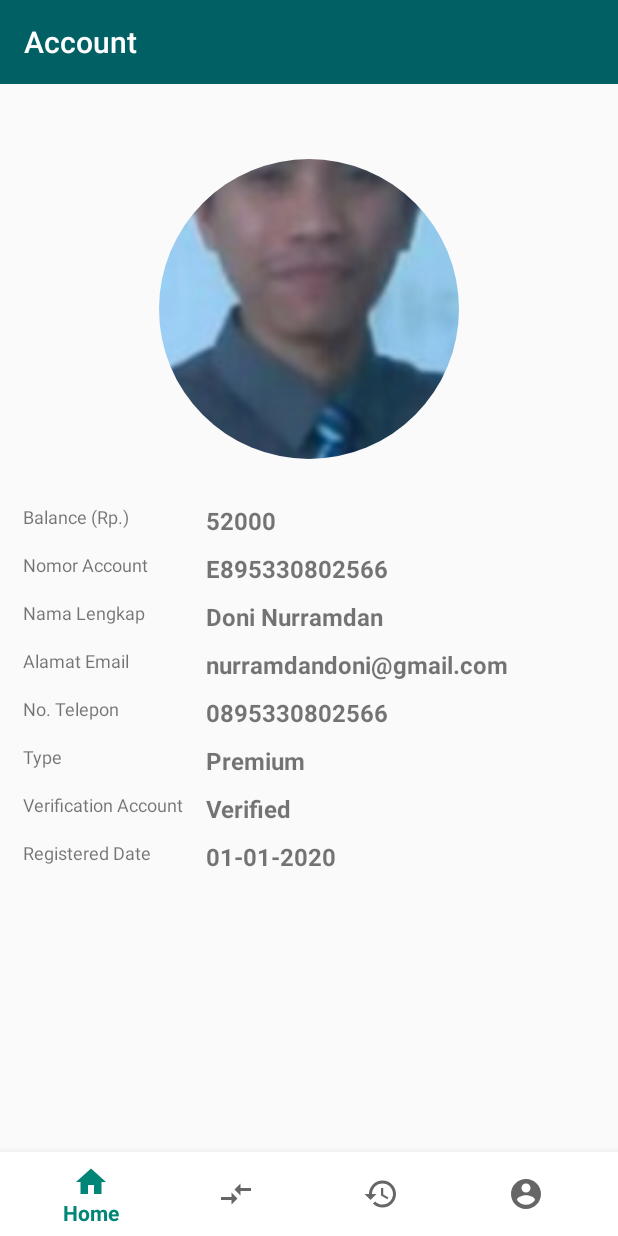
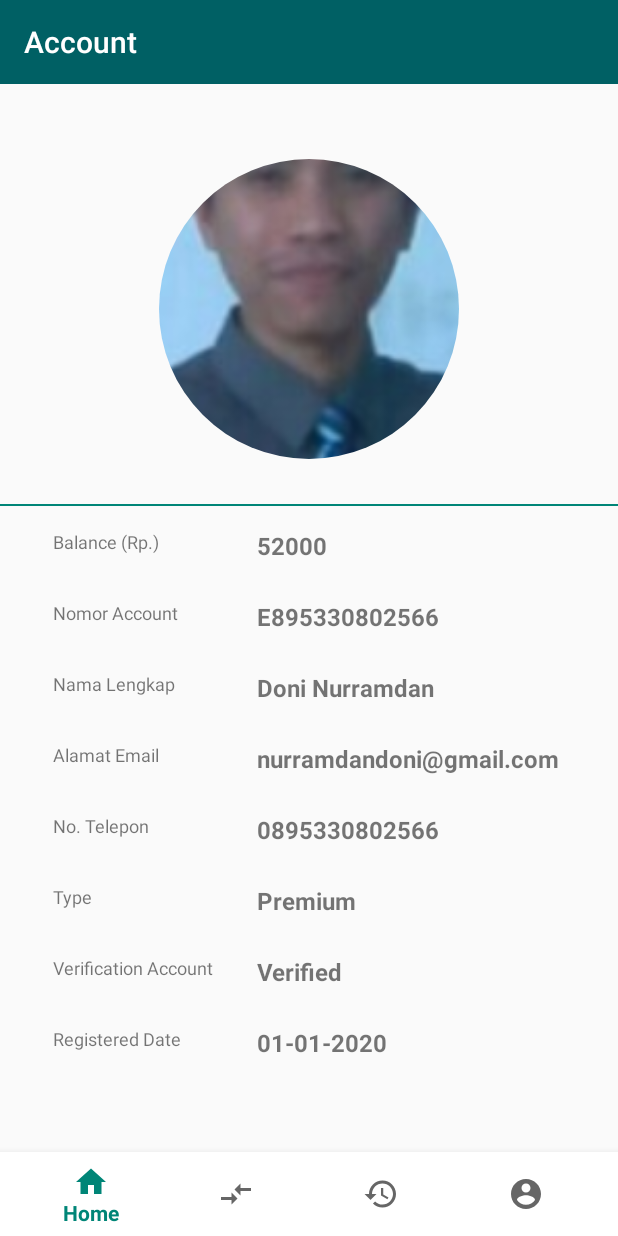
Before and after one commit to nurramdandoni/e-Payment, an Android app: the fragment AccountFragment placed in its activity, on a phone screen of 412 x 824 dp. Run offline under Robolectric (Android 15) with nearby library versions, the phone set to English and light mode, and no system bars; our stand-ins replace CircleImageView.

Commit message:
add separator

```diff
--- a/app/src/main/res/layout/fragment_account.xml
+++ b/app/src/main/res/layout/fragment_account.xml
@@ -37,29 +37,35 @@
 
     </LinearLayout>
 
+    <View
+        android:layout_width="match_parent"
+        android:layout_height="1dp"
+        android:background="@color/colorPrimary"/>
+
     <LinearLayout
         android:id="@+id/informasi_user"
         android:layout_width="match_parent"
         android:layout_height="wrap_content"
         android:orientation="horizontal"
         android:weightSum="6"
-        android:paddingBottom="10dp">
+        android:paddingBottom="10dp"
+        android:paddingTop="15dp">
         <LinearLayout
             android:layout_width="0dp"
             android:layout_height="match_parent"
-            android:layout_weight="2"
+            android:layout_weight="2.5"
             android:orientation="horizontal">
             <TextView
                 android:layout_width="match_parent"
                 android:layout_height="wrap_content"
                 android:text="Balance (Rp.)"
                 android:textSize="12sp"
-                android:paddingLeft="15dp"/>
+                android:paddingLeft="35dp"/>
         </LinearLayout>
         <LinearLayout
             android:layout_width="0dp"
             android:layout_height="match_parent"
-            android:layout_weight="4"
+            android:layout_weight="3.5"
             android:orientation="horizontal">
             <TextView
                 android:id="@+id/balance_user"
@@ -79,23 +85,24 @@
         android:layout_height="wrap_content"
         android:orientation="horizontal"
         android:weightSum="6"
-        android:paddingBottom="10dp">
+        android:paddingBottom="10dp"
+        android:paddingTop="15dp">
         <LinearLayout
             android:layout_width="0dp"
             android:layout_height="match_parent"
-            android:layout_weight="2"
+            android:layout_weight="2.5"
             android:orientation="horizontal">
             <TextView
                 android:layout_width="match_parent"
                 android:layout_height="wrap_content"
                 android:text="Nomor Account"
                 android:textSize="12sp"
-                android:paddingLeft="15dp"/>
+                android:paddingLeft="35dp"/>
         </LinearLayout>
         <LinearLayout
             android:layout_width="0dp"
             android:layout_height="match_parent"
-            android:layout_weight="4"
+            android:layout_weight="3.5"
             android:orientation="horizontal">
             <TextView
                 android:id="@+id/no_account_user"
@@ -115,23 +122,24 @@
         android:layout_height="wrap_content"
         android:orientation="horizontal"
         android:weightSum="6"
-        android:paddingBottom="10dp">
+        android:paddingBottom="10dp"
+        android:paddingTop="15dp">
         <LinearLayout
             android:layout_width="0dp"
             android:layout_height="match_parent"
-            android:layout_weight="2"
+            android:layout_weight="2.5"
             android:orientation="horizontal">
             <TextView
                 android:layout_width="match_parent"
                 android:layout_height="wrap_content"
                 android:text="Nama Lengkap"
                 android:textSize="12sp"
-                android:paddingLeft="15dp"/>
+                android:paddingLeft="35dp"/>
         </LinearLayout>
         <LinearLayout
             android:layout_width="0dp"
             android:layout_height="match_parent"
-            android:layout_weight="4"
+            android:layout_weight="3.5"
             android:orientation="horizontal">
             <TextView
                 android:id="@+id/nama_user"
@@ -151,23 +159,24 @@
         android:layout_height="wrap_content"
         android:orientation="horizontal"
         android:weightSum="6"
-        android:paddingBottom="10dp">
+        android:paddingBottom="10dp"
+        android:paddingTop="15dp">
         <LinearLayout
             android:layout_width="0dp"
             android:layout_height="match_parent"
-            android:layout_weight="2"
+            android:layout_weight="2.5"
             android:orientation="horizontal">
             <TextView
                 android:layout_width="match_parent"
                 android:layout_height="wrap_content"
                 android:text="Alamat Email"
                 android:textSize="12sp"
-                android:paddingLeft="15dp"/>
+                android:paddingLeft="35dp"/>
         </LinearLayout>
         <LinearLayout
             android:layout_width="0dp"
             android:layout_height="match_parent"
-            android:layout_weight="4"
+            android:layout_weight="3.5"
             android:orientation="horizontal">
             <TextView
                 android:id="@+id/email_user"
@@ -187,23 +196,24 @@
         android:layout_height="wrap_content"
         android:orientation="horizontal"
         android:weightSum="6"
-        android:paddingBottom="10dp">
+        android:paddingBottom="10dp"
+        android:paddingTop="15dp">
         <LinearLayout
             android:layout_width="0dp"
             android:layout_height="match_parent"
-            android:layout_weight="2"
+            android:layout_weight="2.5"
             android:orientation="horizontal">
             <TextView
                 android:layout_width="match_parent"
                 android:layout_height="wrap_content"
                 android:text="No. Telepon"
                 android:textSize="12sp"
-                android:paddingLeft="15dp"/>
+                android:paddingLeft="35dp"/>
         </LinearLayout>
         <LinearLayout
             android:layout_width="0dp"
             android:layout_height="match_parent"
-            android:layout_weight="4"
+            android:layout_weight="3.5"
             android:orientation="horizontal">
             <TextView
                 android:id="@+id/tel_user"
@@ -223,23 +233,24 @@
         android:layout_height="wrap_content"
         android:orientation="horizontal"
         android:weightSum="6"
-        android:paddingBottom="10dp">
+        android:paddingBottom="10dp"
+        android:paddingTop="15dp">
         <LinearLayout
             android:layout_width="0dp"
             android:layout_height="match_parent"
-            android:layout_weight="2"
+            android:layout_weight="2.5"
             android:orientation="horizontal">
             <TextView
                 android:layout_width="match_parent"
                 android:layout_height="wrap_content"
                 android:text="Type"
                 android:textSize="12sp"
-                android:paddingLeft="15dp"/>
+                android:paddingLeft="35dp"/>
         </LinearLayout>
         <LinearLayout
             android:layout_width="0dp"
             android:layout_height="match_parent"
-            android:layout_weight="4"
+            android:layout_weight="3.5"
             android:orientation="horizontal">
             <TextView
                 android:id="@+id/type_user"
@@ -259,23 +270,24 @@
         android:layout_height="wrap_content"
         android:orientation="horizontal"
         android:weightSum="6"
-        android:paddingBottom="10dp">
+        android:paddingBottom="10dp"
+        android:paddingTop="15dp">
         <LinearLayout
             android:layout_width="0dp"
             android:layout_height="match_parent"
-            android:layout_weight="2"
+            android:layout_weight="2.5"
             android:orientation="horizontal">
             <TextView
                 android:layout_width="match_parent"
                 android:layout_height="wrap_content"
                 android:text="Verification Account"
                 android:textSize="12sp"
-                android:paddingLeft="15dp"/>
+                android:paddingLeft="35dp"/>
         </LinearLayout>
         <LinearLayout
             android:layout_width="0dp"
             android:layout_height="match_parent"
-            android:layout_weight="4"
+            android:layout_weight="3.5"
             android:orientation="horizontal">
             <TextView
                 android:id="@+id/verify_user"
@@ -295,23 +307,24 @@
         android:layout_height="wrap_content"
         android:orientation="horizontal"
         android:weightSum="6"
-        android:paddingBottom="10dp">
+        android:paddingBottom="10dp"
+        android:paddingTop="15dp">
         <LinearLayout
             android:layout_width="0dp"
             android:layout_height="match_parent"
-            android:layout_weight="2"
+            android:layout_weight="2.5"
             android:orientation="horizontal">
             <TextView
                 android:layout_width="match_parent"
                 android:layout_height="wrap_content"
                 android:text="Registered Date"
                 android:textSize="12sp"
-                android:paddingLeft="15dp"/>
+                android:paddingLeft="35dp"/>
         </LinearLayout>
         <LinearLayout
             android:layout_width="0dp"
             android:layout_height="match_parent"
-            android:layout_weight="4"
+            android:layout_weight="3.5"
             android:orientation="horizontal">
             <TextView
                 android:id="@+id/reg_user"
```
